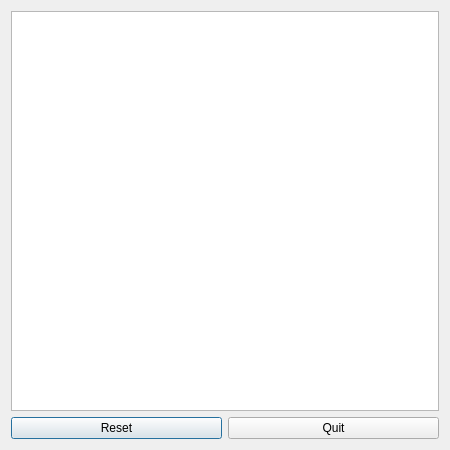
sszymborski/connectFourQT, file dialog.ui: the form before one commit.
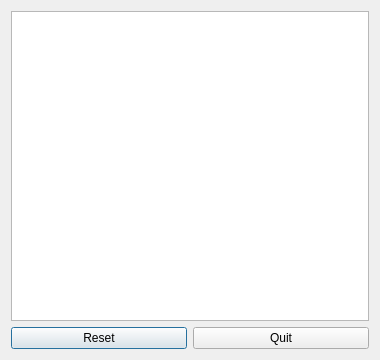
The form after the commit.

What changed in the file:
```diff
--- a/dialog.ui
+++ b/dialog.ui
@@ -6,8 +6,8 @@
    <rect>
     <x>0</x>
     <y>0</y>
-    <width>450</width>
-    <height>450</height>
+    <width>380</width>
+    <height>360</height>
    </rect>
   </property>
   <property name="minimumSize">
```
